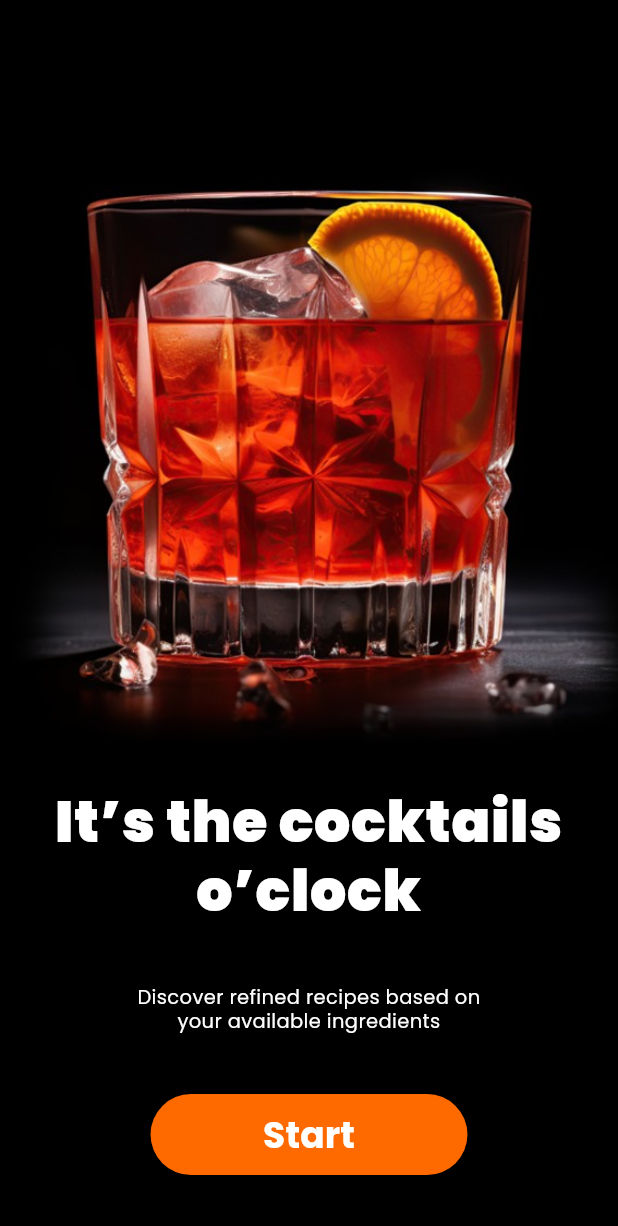
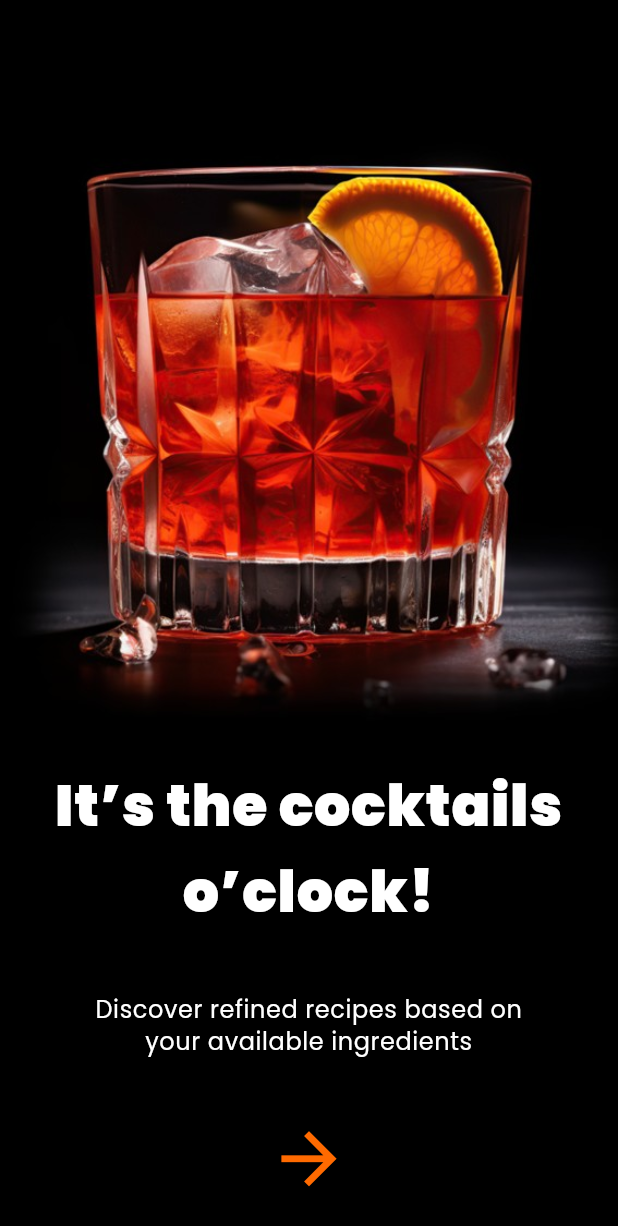
Before and after one commit to simonedibiase/MyCocktailsBar, a Flutter app: the screen it shows after launch, on a phone screen of 412 x 824 dp. Shown: the top 1226 px of the screen. Run offline on Flutter 3.47's test engine with Material 3 defaults, Android fonts, the phone set to English and light mode, and no system bars; our stand-ins replace google_fonts.

Commit message:
Update themes and button style in first_screen.dart

```diff
--- a/lib/screen/first_screen.dart
+++ b/lib/screen/first_screen.dart
@@ -1,5 +1,6 @@
 import 'package:flutter/material.dart';
 import 'package:google_fonts/google_fonts.dart';
+import 'package:my_coctails_bar/screen/main_screen.dart';
 
 class FirstScreen extends StatelessWidget {
   const FirstScreen({super.key});
@@ -18,43 +19,33 @@ class FirstScreen extends StatelessWidget {
               child: Image.asset('assets/negroni4.jpg', fit: BoxFit.contain),
             ),
             Text(
-              'It’s the cocktails\no’clock',
-              style: Theme.of(
-                context,
-              ).textTheme.bodyLarge?.copyWith(color: Colors.white, height: 1.2),
+              'It’s the cocktails\no’clock!',
+              style: Theme.of(context).textTheme.bodyLarge,
               textAlign: TextAlign.center,
             ),
             const SizedBox(height: 40),
             Text(
               'Discover refined recipes based on \nyour available ingredients',
-              style: GoogleFonts.poppins(
-                color: Colors.white,
-                fontSize: 13,
-                height: 1.2,
-                fontWeight: FontWeight.normal,
-              ),
+              style: Theme.of(context).textTheme.bodySmall,
               textAlign: TextAlign.center,
             ),
             const SizedBox(height: 40),
             ElevatedButton(
               style: ElevatedButton.styleFrom(
-                backgroundColor: const Color.fromARGB(255, 255, 106, 0),
-                shape: RoundedRectangleBorder(
-                  borderRadius: BorderRadius.circular(30),
-                ),
-                padding: const EdgeInsets.symmetric(
-                  horizontal: 75,
-                  vertical: 10,
-                ),
+                backgroundColor: Colors.transparent, // Sfondo trasparente
+                shadowColor: Colors.transparent, // Nessuna ombra
+                elevation: 0, // Nessuna elevazione
               ),
-              onPressed: () {},
-              child: Text(
-                'Start',
-                style: GoogleFonts.poppins(
-                  color: Colors.white,
-                  fontSize: 24,
-                  fontWeight: FontWeight.bold,
-                ),
+              onPressed: () {
+                Navigator.push(
+                  context,
+                  MaterialPageRoute(builder: (context) => const MainScreen()),
+                );
+              },
+              child: const Icon(
+                Icons.arrow_forward,
+                size: 55,
+                color: Color.fromARGB(255, 255, 106, 0),
               ),
             ),
           ],
```
